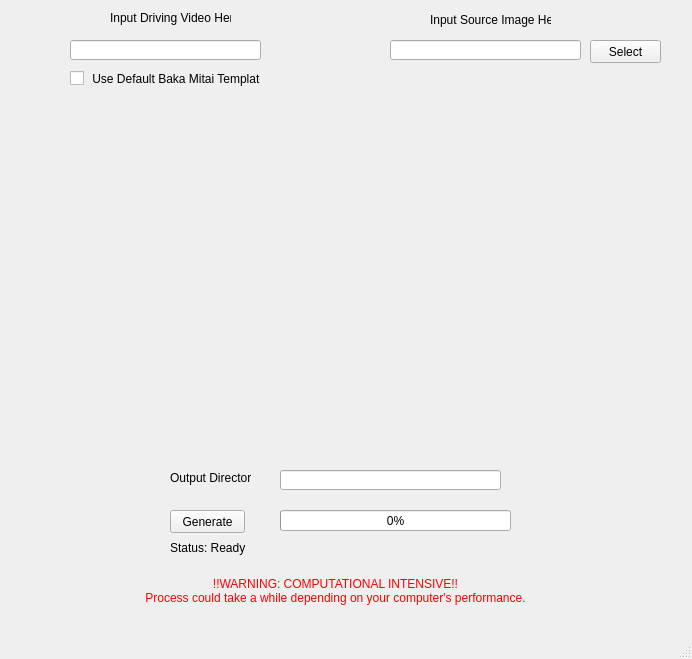
First picture: the form in mainwindow.ui, repository redrn/BakaMitaiGenerator, before the edit.
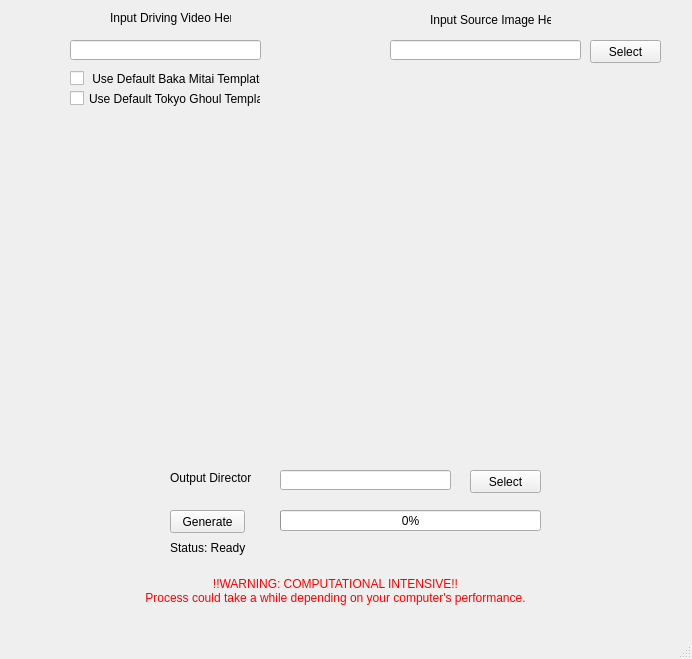
Second picture: the form after the edit. Custom widgets are drawn as their Qt base class.

Commit message: Fix dragging of window prevent progress update

The edit to the form file:
```diff
--- a/mainwindow.ui
+++ b/mainwindow.ui
@@ -87,7 +87,7 @@
      <rect>
       <x>280</x>
       <y>510</y>
-      <width>231</width>
+      <width>261</width>
       <height>21</height>
      </rect>
     </property>
@@ -113,7 +113,7 @@
      <rect>
       <x>280</x>
       <y>470</y>
-      <width>221</width>
+      <width>171</width>
       <height>20</height>
      </rect>
     </property>
@@ -221,15 +221,41 @@
     <property name="geometry">
      <rect>
       <x>70</x>
-      <y>100</y>
+      <y>110</y>
       <width>571</width>
-      <height>351</height>
+      <height>341</height>
      </rect>
     </property>
     <property name="text">
      <string/>
     </property>
    </widget>
+   <widget class="QPushButton" name="selectOutputDirButton">
+    <property name="geometry">
+     <rect>
+      <x>470</x>
+      <y>470</y>
+      <width>71</width>
+      <height>23</height>
+     </rect>
+    </property>
+    <property name="text">
+     <string>Select</string>
+    </property>
+   </widget>
+   <widget class="QCheckBox" name="defaultDrivingCheckbox_2">
+    <property name="geometry">
+     <rect>
+      <x>70</x>
+      <y>90</y>
+      <width>191</width>
+      <height>17</height>
+     </rect>
+    </property>
+    <property name="text">
+     <string>Use Default Tokyo Ghoul Template</string>
+    </property>
+   </widget>
   </widget>
   <widget class="QMenuBar" name="menubar">
    <property name="geometry">
```
Left out of the diff: 2 changed lines with no effect on the pictures. The commit also changes 2 other files.
